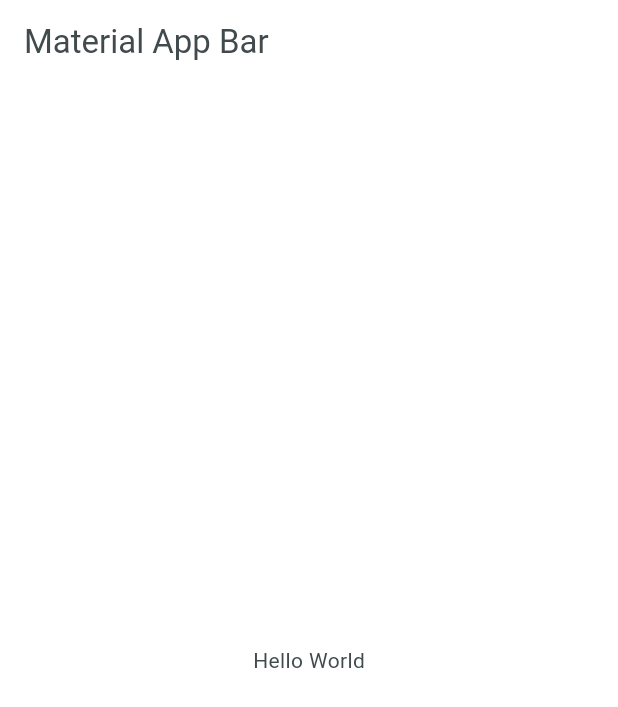
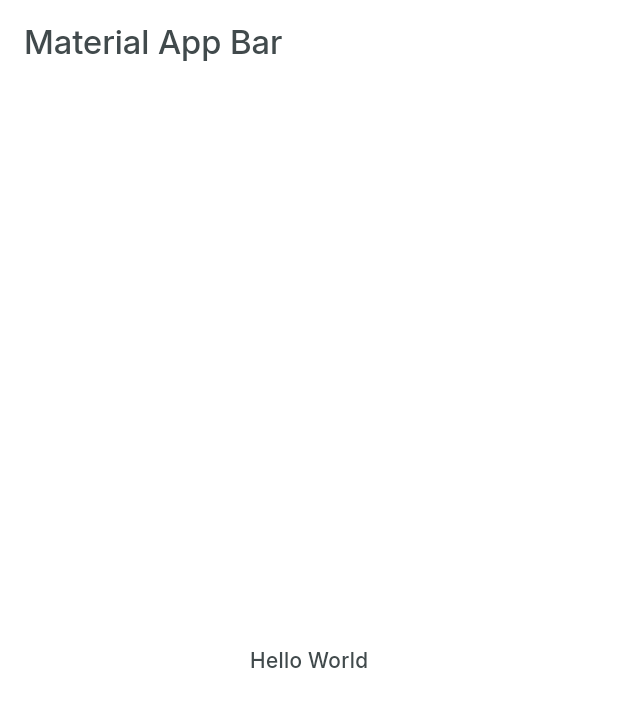
Before and after one commit to hamidkrml/RickAndMorty, a Flutter app: the screen it shows after launch, on a phone screen of 412 x 824 dp. Shown: the top 707 px of the screen. Run offline on Flutter 3.47's test engine with Material 3 defaults, Android fonts, the phone set to English and light mode, and no system bars.

Commit message:
add iconButtonTheme to lightTheme in AppThema

```diff
--- a/lib/app/Thema/thema.dart
+++ b/lib/app/Thema/thema.dart
@@ -6,6 +6,7 @@ class AppThema {
   /// disiradin nesne olustura bilmesin  dege private yapmak icin  AppThema._(); kullanilir
 
   static ThemeData get lightTheme => ThemeData(
+    fontFamily: 'Inter',
     scaffoldBackgroundColor: Colors.white,
 
     colorScheme: const ColorScheme.light(
@@ -16,5 +17,9 @@ class AppThema {
       error: Color(0xFF414A4C),
       tertiary: Color(0xFFB5C4C7),
     ),
+
+    iconButtonTheme: IconButtonThemeData(
+      style: IconButton.styleFrom(foregroundColor: const Color(0xFF42BACA)),
+    ),
   );
 }
```
